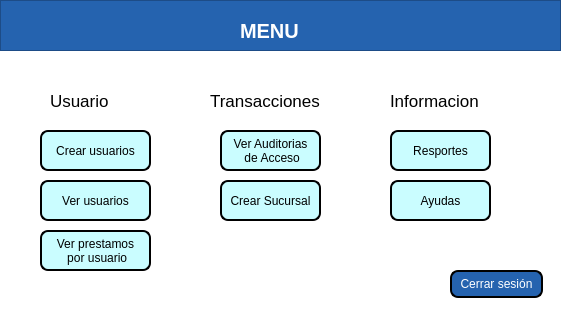
Before: the Qt Designer form views/Menu.ui in MiguelFVasquez/ProyectoDB, drawn with Qt 5.
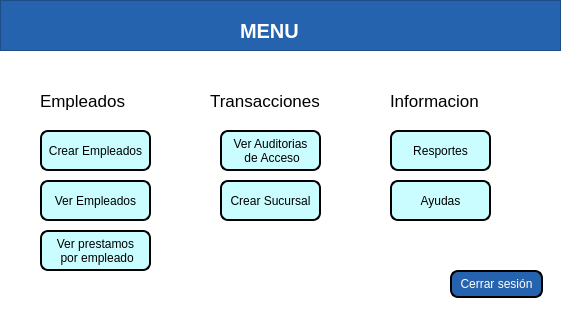
After: the same form once the commit is applied.

Commit message: Se implementan las ayudas para admin y eliminar usuarios

The edit to the form file:
```diff
--- a/views/Menu.ui
+++ b/views/Menu.ui
@@ -78,7 +78,7 @@
 border-radius: 8px;  </string>
     </property>
     <property name="text">
-     <string>Ver usuarios</string>
+     <string>Ver Empleados</string>
     </property>
    </widget>
    <widget class="QLabel" name="lblEntidades">
@@ -87,9 +87,9 @@
     </property>
     <property name="geometry">
      <rect>
-      <x>50</x>
+      <x>40</x>
       <y>80</y>
-      <width>81</width>
+      <width>111</width>
       <height>41</height>
      </rect>
     </property>
@@ -104,7 +104,7 @@
 </string>
     </property>
     <property name="text">
-     <string>Usuario</string>
+     <string>Empleados</string>
     </property>
    </widget>
    <widget class="QPushButton" name="btnVerAuditorias">
@@ -510,7 +510,7 @@
 border-radius: 8px;  </string>
     </property>
     <property name="text">
-     <string>Crear usuarios</string>
+     <string>Crear Empleados</string>
     </property>
    </widget>
    <widget class="QPushButton" name="btnCrearSucursales">
@@ -570,7 +570,7 @@
     </property>
     <property name="text">
      <string>Ver prestamos
- por usuario</string>
+ por empleado</string>
     </property>
    </widget>
    <widget class="QPushButton" name="btnAyudas">
```
The commit also changes 70 other files.
